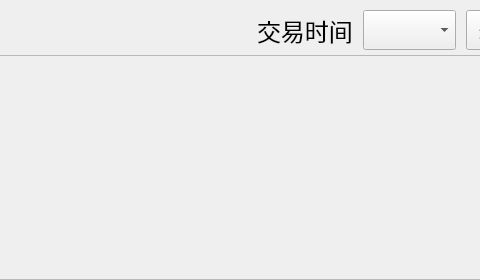
Cohen0415/YunQue-Ticker, file app/Ticker/features/homePage/homepage.ui: the form before one commit; both pictures show x 701 to 1181 and y 0 to 280 of the 1272 by 280 pixel window.
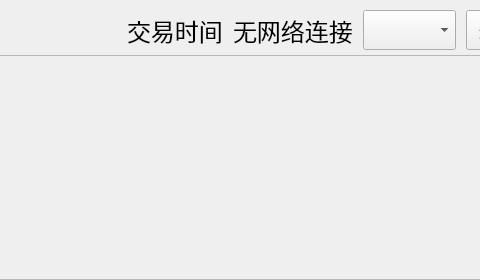
The form after the commit.

Commit message: update: qt: homePage 页添加网络状态提示

Patch:
```diff
--- a/app/Ticker/features/homePage/homepage.ui
+++ b/app/Ticker/features/homePage/homepage.ui
@@ -234,6 +234,18 @@
         </property>
        </widget>
       </item>
+      <item>
+       <widget class="QLabel" name="networkErrLabel">
+        <property name="font">
+         <font>
+          <pointsize>18</pointsize>
+         </font>
+        </property>
+        <property name="text">
+         <string>无网络连接</string>
+        </property>
+       </widget>
+      </item>
       <item>
        <widget class="QWidget" name="widget_2" native="true">
         <property name="sizePolicy">
```
The commit also changes 3 other files.
